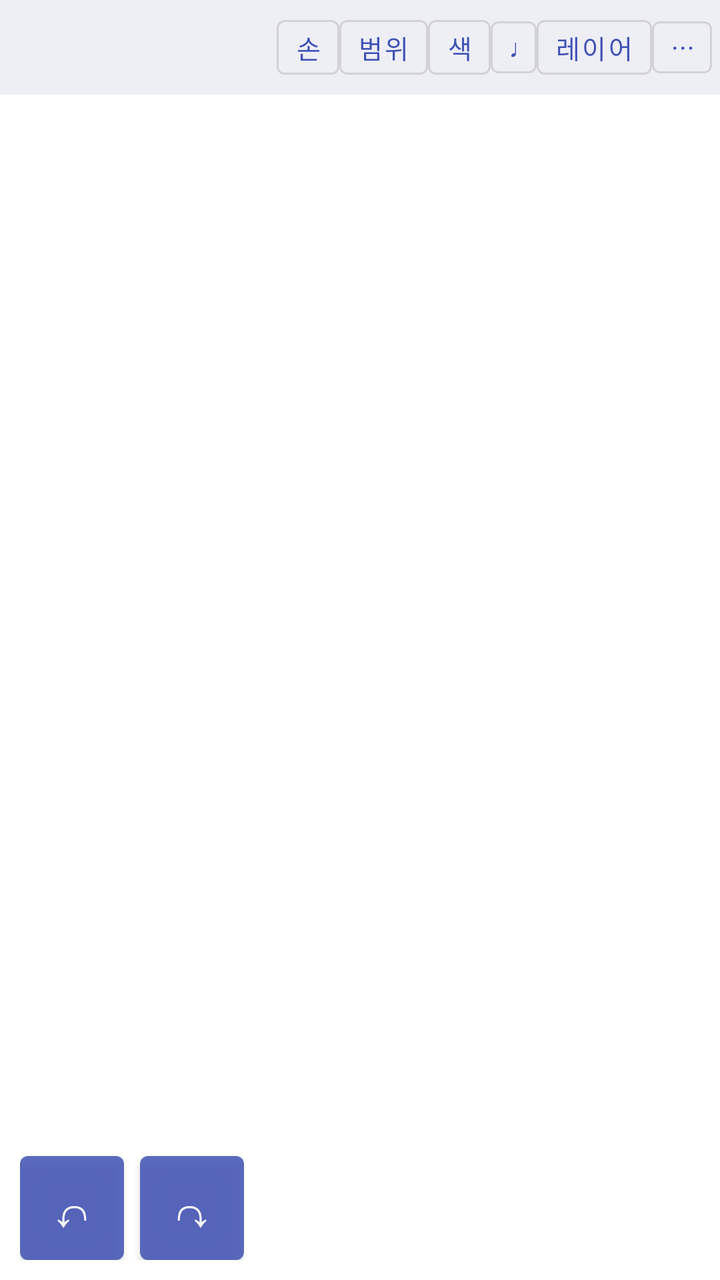
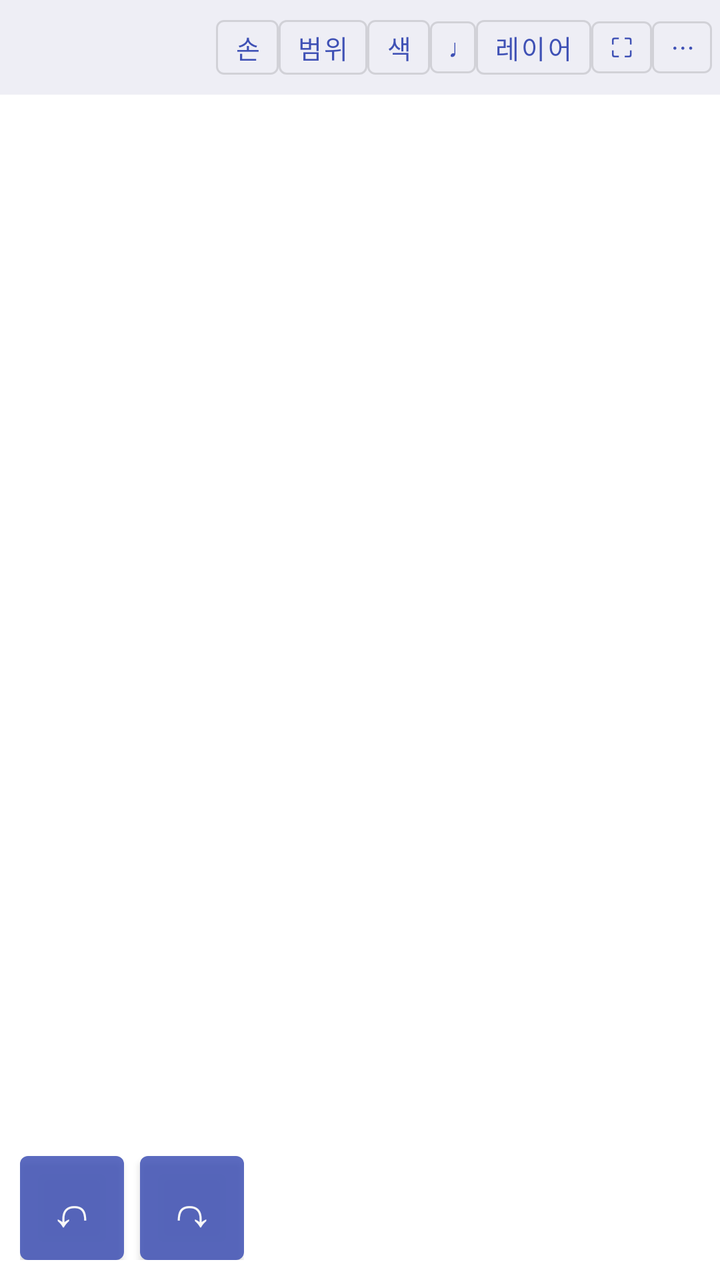

Compare the two renders of this Android layout. The source of the first and the diff that turns it into the second are given below.
<!-- AndroidManifest.xml: activity theme AppTheme.Viewer -->
<!-- res/layout/activity_viewer.xml -->
<?xml version="1.0" encoding="utf-8"?>
<LinearLayout xmlns:android="http://schemas.android.com/apk/res/android"
    android:layout_width="match_parent" android:layout_height="match_parent"
    android:orientation="vertical" android:background="#FFFFFF">
    <LinearLayout android:id="@+id/bar" android:layout_width="match_parent"
        android:layout_height="wrap_content" android:orientation="horizontal"
        android:background="#EEEEF5" android:gravity="center_vertical" android:padding="4dp">
        <TextView android:id="@+id/title" android:layout_width="0dp" android:layout_weight="1"
            android:layout_height="wrap_content" android:textSize="14sp" android:maxLines="1"
            android:ellipsize="end" android:paddingStart="8dp" />
        <TextView android:id="@+id/pageNo" android:layout_width="wrap_content"
            android:layout_height="wrap_content" android:paddingEnd="8dp" />
        <Button android:id="@+id/btnFinger" style="?attr/materialButtonOutlinedStyle"
            android:minWidth="0dp" android:minHeight="0dp" android:paddingStart="9dp" android:paddingEnd="9dp" android:textSize="13sp"
            android:layout_width="wrap_content" android:layout_height="wrap_content" android:text="손" />
        <Button android:id="@+id/btnRange" style="?attr/materialButtonOutlinedStyle"
            android:minWidth="0dp" android:minHeight="0dp" android:paddingStart="9dp" android:paddingEnd="9dp" android:textSize="13sp"
            android:layout_width="wrap_content" android:layout_height="wrap_content" android:text="범위" />
        <Button android:id="@+id/btnFix" style="?attr/materialButtonOutlinedStyle"
            android:minWidth="0dp" android:minHeight="0dp" android:paddingStart="9dp" android:paddingEnd="9dp" android:textSize="13sp"
            android:layout_width="wrap_content" android:layout_height="wrap_content" android:text="색" />
        <Button android:id="@+id/btnMetro" style="?attr/materialButtonOutlinedStyle"
            android:minWidth="0dp" android:minHeight="0dp" android:paddingStart="9dp" android:paddingEnd="9dp" android:textSize="13sp"
            android:layout_width="wrap_content" android:layout_height="wrap_content" android:text="♩" />
        <Button android:id="@+id/btnLayer" style="?attr/materialButtonOutlinedStyle"
            android:minWidth="0dp" android:minHeight="0dp" android:paddingStart="9dp" android:paddingEnd="9dp" android:textSize="13sp"
            android:layout_width="wrap_content" android:layout_height="wrap_content" android:text="레이어" />
        <Button android:id="@+id/btnMenu" style="?attr/materialButtonOutlinedStyle"
            android:minWidth="0dp" android:minHeight="0dp" android:paddingStart="9dp" android:paddingEnd="9dp" android:textSize="13sp"
            android:layout_width="wrap_content" android:layout_height="wrap_content" android:text="⋯" />
    </LinearLayout>
    <HorizontalScrollView android:id="@+id/penBar" android:layout_width="match_parent"
        android:layout_height="wrap_content" android:background="#FFF4D6" android:visibility="gone">
    <LinearLayout android:layout_width="wrap_content"
        android:layout_height="wrap_content" android:orientation="horizontal"
        android:gravity="center_vertical" android:padding="4dp">
        <TextView android:layout_width="wrap_content" android:layout_height="wrap_content"
            android:text="필기 중 " android:paddingStart="8dp" />
        <LinearLayout android:id="@+id/penSwatches" android:layout_width="wrap_content"
            android:layout_height="wrap_content" android:orientation="horizontal" android:gravity="center_vertical" />
        <Button android:id="@+id/penErase" android:layout_width="wrap_content" android:layout_height="wrap_content" android:text="지우개" />
        <Button android:id="@+id/penDone" android:layout_width="wrap_content" android:layout_height="wrap_content" android:text="완료" />
    </LinearLayout>
    </HorizontalScrollView>
    <HorizontalScrollView android:id="@+id/fixBar" android:layout_width="match_parent"
        android:layout_height="wrap_content" android:background="#F4F0FA" android:visibility="gone">
    <LinearLayout android:id="@+id/fixRow" android:layout_width="wrap_content"
        android:layout_height="wrap_content" android:orientation="horizontal"
        android:gravity="center_vertical" android:padding="4dp">
        <TextView android:id="@+id/fixInfo" android:layout_width="wrap_content" android:layout_height="wrap_content"
            android:text="색 고치기: 색을 고른 뒤 음표를 누르세요 " android:paddingStart="8dp" />
        <Button android:id="@+id/fixDone" android:layout_width="wrap_content" android:layout_height="wrap_content" android:text="완료" />
    </LinearLayout>
    </HorizontalScrollView>
    <LinearLayout android:id="@+id/fingerBar" android:layout_width="match_parent"
        android:layout_height="wrap_content" android:orientation="horizontal"
        android:background="#E8F0FF" android:gravity="center_vertical" android:padding="4dp"
        android:visibility="gone">
        <TextView android:layout_width="0dp" android:layout_weight="1" android:layout_height="wrap_content"
            android:paddingStart="8dp" android:textSize="13sp"
            android:text="손번호: 넣을 곳을 누르고 밀기  →1  ↗2  가파르게↗3  ↑4  ↖5   ←완료  ↙취소\n번호 누르기=지우기, 꾹 눌러 끌기=옮기기" />
        <Button android:id="@+id/fingerSmaller" android:layout_width="44dp" android:layout_height="wrap_content"
            android:minWidth="0dp" android:padding="0dp" android:text="가−" android:textSize="13sp" />
        <Button android:id="@+id/fingerBigger" android:layout_width="44dp" android:layout_height="wrap_content"
            android:minWidth="0dp" android:padding="0dp" android:text="가+" android:textSize="15sp" />
    </LinearLayout>
    <FrameLayout android:layout_width="match_parent" android:layout_height="0dp" android:layout_weight="1">
        <androidx.viewpager2.widget.ViewPager2 android:id="@+id/pager"
            android:layout_width="match_parent" android:layout_height="match_parent" />
        <LinearLayout android:layout_width="wrap_content" android:layout_height="wrap_content"
            android:layout_gravity="bottom|start" android:layout_margin="10dp" android:orientation="horizontal">
            <Button android:id="@+id/undo" android:layout_width="52dp" android:layout_height="52dp"
                android:minWidth="0dp" android:minHeight="0dp" android:padding="0dp" android:insetTop="0dp" android:insetBottom="0dp"
                android:text="↶" android:textSize="24sp" android:alpha="0.85" android:contentDescription="되돌리기" />
            <Button android:id="@+id/redo" android:layout_width="52dp" android:layout_height="52dp" android:layout_marginStart="8dp"
                android:minWidth="0dp" android:minHeight="0dp" android:padding="0dp" android:insetTop="0dp" android:insetBottom="0dp"
                android:text="↷" android:textSize="24sp" android:alpha="0.85" android:contentDescription="다시 하기" />
        </LinearLayout>
    </FrameLayout>

    <LinearLayout android:id="@+id/practiceBar" android:layout_width="match_parent"
        android:layout_height="wrap_content" android:orientation="horizontal"
        android:background="#EEF6EE" android:gravity="center_vertical" android:padding="6dp"
        android:visibility="gone">
        <Button android:id="@+id/rLog" android:layout_width="wrap_content" android:layout_height="wrap_content"
            android:minWidth="0dp" android:paddingStart="8dp" android:paddingEnd="8dp" android:text="기록" />
        <Button android:id="@+id/rPrev" android:layout_width="48dp" android:layout_height="wrap_content" android:text="◀" />
        <TextView android:id="@+id/rName" android:layout_width="0dp" android:layout_weight="1"
            android:layout_height="wrap_content" android:gravity="center" android:textSize="16sp" android:maxLines="2" />
        <Button android:id="@+id/rNext" android:layout_width="48dp" android:layout_height="wrap_content" android:text="▶" />
        <Button android:id="@+id/rMinus" android:layout_width="64dp" android:layout_height="64dp" android:text="−1" android:textSize="18sp" />
        <Button android:id="@+id/rPlus" android:layout_width="96dp" android:layout_height="64dp" android:text="+1" android:textSize="24sp" />
    </LinearLayout>
    <LinearLayout android:id="@+id/metroBar" android:layout_width="match_parent"
        android:layout_height="wrap_content" android:orientation="vertical"
        android:background="#EEEEF8" android:padding="4dp" android:visibility="gone">
        <LinearLayout android:layout_width="match_parent" android:layout_height="wrap_content"
            android:orientation="horizontal" android:gravity="center_vertical">
            <Button android:id="@+id/mM5" android:layout_width="0dp" android:layout_weight="1" android:layout_height="wrap_content" android:text="−5" />
            <Button android:id="@+id/mM1" android:layout_width="0dp" android:layout_weight="1" android:layout_height="wrap_content" android:text="−1" />
            <TextView android:layout_width="wrap_content" android:layout_height="wrap_content"
                android:text="♩=" android:textSize="20sp" android:paddingStart="4dp" />
            <EditText android:id="@+id/mBpm" android:layout_width="0dp" android:layout_weight="1.4"
                android:layout_height="wrap_content" android:gravity="center" android:textSize="22sp"
                android:textStyle="bold" android:inputType="number" android:maxLength="3"
                android:imeOptions="actionDone" android:selectAllOnFocus="true" />
            <Button android:id="@+id/mP1" android:layout_width="0dp" android:layout_weight="1" android:layout_height="wrap_content" android:text="+1" />
            <Button android:id="@+id/mP5" android:layout_width="0dp" android:layout_weight="1" android:layout_height="wrap_content" android:text="+5" />
        </LinearLayout>
        <LinearLayout android:layout_width="match_parent" android:layout_height="wrap_content"
            android:orientation="horizontal" android:gravity="center_vertical">
            <Button android:id="@+id/mBeats" android:layout_width="0dp" android:layout_weight="1" android:layout_height="wrap_content" android:text="박없음" />
            <Button android:id="@+id/mTap" android:layout_width="0dp" android:layout_weight="1" android:layout_height="wrap_content" android:text="탭" />
            <Button android:id="@+id/mPlay" android:layout_width="0dp" android:layout_weight="1.6" android:layout_height="wrap_content" android:text="▶ 시작" android:textSize="18sp" />
        </LinearLayout>
    </LinearLayout>
</LinearLayout>
<!-- resources referenced by this layout -->
<resources>
  <style name="AppTheme.Viewer" parent="Theme.MaterialComponents.Light.NoActionBar">
          <item name="colorPrimary">#3F51B5</item>
          <item name="colorSecondary">#FF7D7D</item>
      </style>
</resources>

<!-- the commit's change to res/layout/activity_viewer.xml (unified diff, before → after) -->
@@ -25,6 +25,9 @@
         <Button android:id="@+id/btnLayer" style="?attr/materialButtonOutlinedStyle"
             android:minWidth="0dp" android:minHeight="0dp" android:paddingStart="9dp" android:paddingEnd="9dp" android:textSize="13sp"
             android:layout_width="wrap_content" android:layout_height="wrap_content" android:text="레이어" />
+        <Button android:id="@+id/btnFull" style="?attr/materialButtonOutlinedStyle"
+            android:minWidth="0dp" android:minHeight="0dp" android:paddingStart="9dp" android:paddingEnd="9dp" android:textSize="13sp"
+            android:layout_width="wrap_content" android:layout_height="wrap_content" android:text="⛶" />
         <Button android:id="@+id/btnMenu" style="?attr/materialButtonOutlinedStyle"
             android:minWidth="0dp" android:minHeight="0dp" android:paddingStart="9dp" android:paddingEnd="9dp" android:textSize="13sp"
             android:layout_width="wrap_content" android:layout_height="wrap_content" android:text="⋯" />
@@ -67,7 +70,7 @@
     <FrameLayout android:layout_width="match_parent" android:layout_height="0dp" android:layout_weight="1">
         <androidx.viewpager2.widget.ViewPager2 android:id="@+id/pager"
             android:layout_width="match_parent" android:layout_height="match_parent" />
-        <LinearLayout android:layout_width="wrap_content" android:layout_height="wrap_content"
+        <LinearLayout android:id="@+id/undoBox" android:layout_width="wrap_content" android:layout_height="wrap_content"
             android:layout_gravity="bottom|start" android:layout_margin="10dp" android:orientation="horizontal">
             <Button android:id="@+id/undo" android:layout_width="52dp" android:layout_height="52dp"
                 android:minWidth="0dp" android:minHeight="0dp" android:padding="0dp" android:insetTop="0dp" android:insetBottom="0dp"
